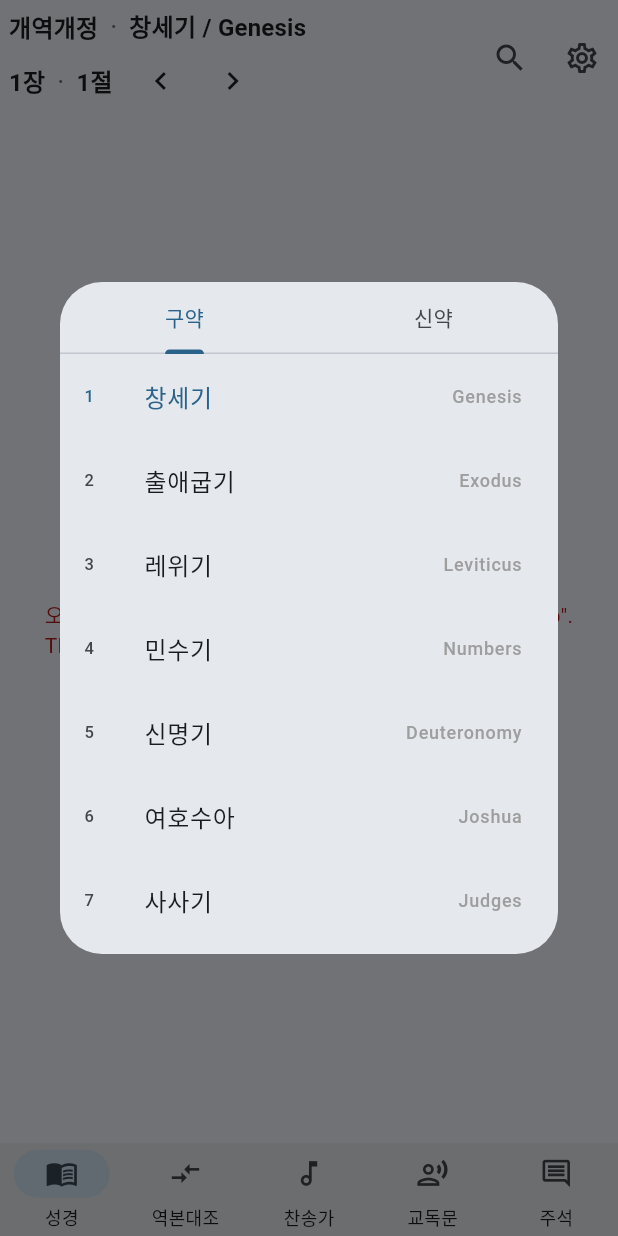
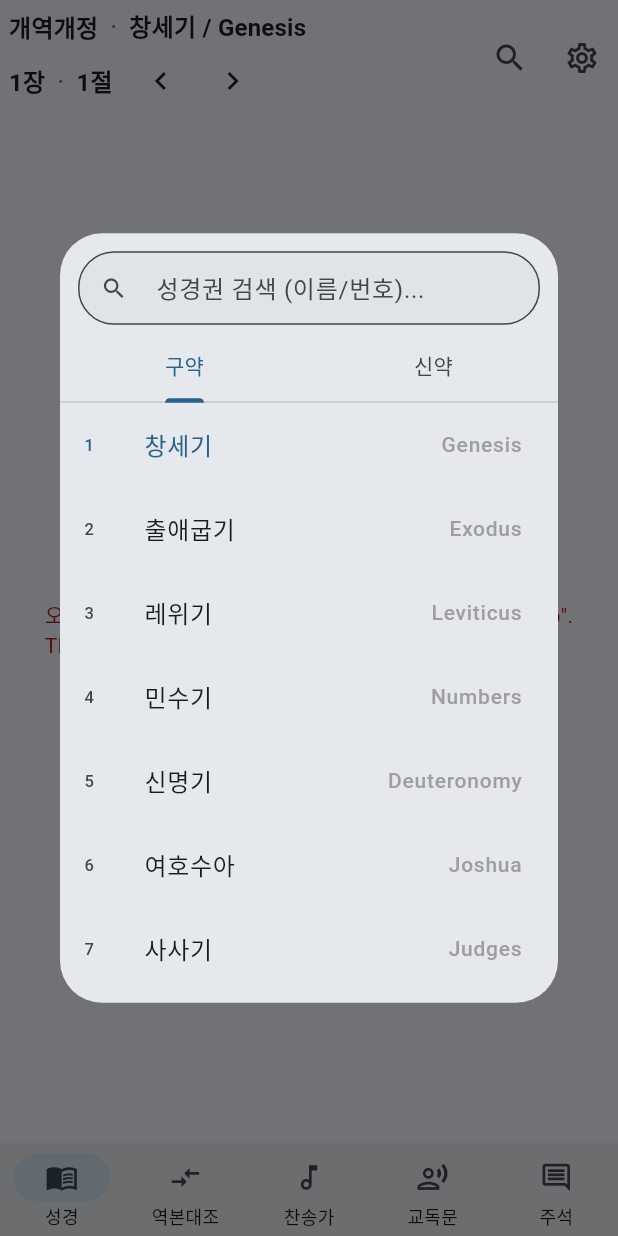
Before and after one commit to jy4713/Kimi_Bible, a Flutter app: the screen it shows after launch, after a tap on an icon or button, on a phone screen of 412 x 824 dp. Run offline on Flutter 3.47's test engine with Material 3 defaults, Android fonts, the light colour scheme and no system bars; our stand-ins replace file_picker, shared_preferences, sqflite, sqflite_common_ffi, sqflite_common_ffi_web, wakelock_plus; accounts and stored records are empty.

Commit message:
20261028.v1~v4: 권 선택 검색, 하단 메뉴 라벨 고정, 언어 표시, 역본대조 타이틀 2줄
- 20261028.v1: 권 선택 팝업 상단에 검색창 추가 (한/영 이름·번호, 검색 시 구약/신약 전체에서 필터)
- 20261028.v2: 하단 탭 라벨을 고정 12pt로 변경 (메뉴 글자 크기 영향 제거, 영어 줄바꿈 방지)
- 20261028.v3: 언어 선택 항목을 각 언어로 고정 표시 (한국어/English), 전체 문구 검수, 권 선택 팝업 영어 권명 12->14
- 20261028.v4: 역본대조 타이틀을 성경 화면과 동일하게 한/영 권명 + (공간 부족 시) 장/절 두 줄 레이아웃으로 재구성

```diff
--- a/apk_build_counter.txt
+++ b/apk_build_counter.txt
@@ -1 +1 @@
-{"date": "20261027", "count": 4}
+{"date": "20261028", "count": 4}
--- a/bible_app/lib/constants/app_strings.dart
+++ b/bible_app/lib/constants/app_strings.dart
@@ -37,6 +37,8 @@ class AppStrings {
   String get bibleSearch => isKorean ? '성경 검색' : 'Bible search';
   String get searchHint =>
       isKorean ? '단어 또는 구절 검색...' : 'Search a word or phrase...';
+  String get bookSearchHint =>
+      isKorean ? '성경권 검색 (이름/번호)...' : 'Search books (name/number)...';
   String get translation => isKorean ? '번역' : 'Translation';
   String get enterSearchQuery =>
       isKorean ? '검색어를 입력하세요' : 'Enter a search term';
@@ -52,9 +54,8 @@ class AppStrings {
       isKorean ? '좌우 / 상하 전환' : 'Toggle side-by-side / top-bottom';
   String get sideBySide => isKorean ? '좌우' : 'Side by side';
   String get topBottom => isKorean ? '상하' : 'Top / bottom';
-  String get singleSelectionHint => isKorean
-      ? '읽을 성경 역본을 하나 선택하세요.'
-      : 'Choose the translation to read.';
+  String get singleSelectionHint =>
+      isKorean ? '읽을 성경 역본을 하나 선택하세요.' : 'Choose the translation to read.';
   String get compareSelectionHint => isKorean
       ? '대조할 역본을 여러 개 선택하세요. 최대 4개까지 선택할 수 있습니다.'
       : 'Pick several translations to compare. Up to four.';
@@ -98,9 +99,8 @@ class AppStrings {
       isKorean ? '악보 이미지를 불러올 수 없습니다' : 'Unable to load sheet music';
   String get addHymnFile =>
       isKorean ? '찬송가 파일 추가 (.hdb)' : 'Add hymnal file (.hdb)';
-  String get addReadingFile => isKorean
-      ? '교독문 파일 추가 (.hdb)'
-      : 'Add responsive reading file (.hdb)';
+  String get addReadingFile =>
+      isKorean ? '교독문 파일 추가 (.hdb)' : 'Add responsive reading file (.hdb)';
   String get cmpCopied => isKorean
       ? '동일한 이름의 .cmp 악보 파일도 추가되었습니다.'
       : 'The matching .cmp sheet-music file was also added.';
@@ -127,9 +127,8 @@ class AppStrings {
   String get fontPreview => isKorean
       ? '태초에 하나님이 천지를 창조하시니라. (창 1:1)'
       : 'In the beginning God created the heaven and the earth. (Genesis 1:1)';
-  String get pressBackAgainToExit => isKorean
-      ? '뒤로가기를 한 번 더 누르면 앱이 종료됩니다'
-      : 'Press back again to exit';
+  String get pressBackAgainToExit =>
+      isKorean ? '뒤로가기를 한 번 더 누르면 앱이 종료됩니다' : 'Press back again to exit';
   String get theme => isKorean ? '테마' : 'Theme';
   String get systemTheme => isKorean ? '시스템 설정' : 'System';
   String get lightTheme => isKorean ? '밝은 테마' : 'Light';
@@ -141,15 +140,16 @@ class AppStrings {
       ? '켜두면 앱을 사용하는 동안 화면이 꺼지지 않습니다. 꺼두면 기기 설정 시간에 따라 꺼집니다.'
       : 'When on, the screen stays awake while the app is open. When off, the device screen-timeout applies.';
   String get language => isKorean ? '언어' : 'Language';
-  String get koreanLanguage => isKorean ? '한국어' : 'Korean';
-  String get englishLanguage => isKorean ? '영어' : 'English';
+  // Language names are always shown in their own language so speakers can
+  // recognize and pick theirs regardless of the current UI language.
+  String get koreanLanguage => '한국어';
+  String get englishLanguage => 'English';
   String get bibleTranslations => isKorean ? '성경 번역' : 'Bible translations';
   String get addBibleFile =>
       isKorean ? '성경 파일 추가 (.bdb / .sdb)' : 'Add Bible file (.bdb / .sdb)';
   String get commentarySources => isKorean ? '주석' : 'Commentaries';
   String get hymnSources => isKorean ? '찬송가' : 'Hymnals';
-  String get readingSources =>
-      isKorean ? '교독문' : 'Responsive readings';
+  String get readingSources => isKorean ? '교독문' : 'Responsive readings';
   String get builtIn => isKorean ? '기본 제공' : 'Built in';
   String deleteSourceConfirm(String name) => isKorean
       ? '$name을(를) 삭제하시겠습니까?\n앱에 복사된 데이터는 삭제되고, 원본 파일은 그대로 남습니다.'
@@ -171,8 +171,7 @@ class AppStrings {
   // Notes
   String get notes => isKorean ? '노트' : 'Notes';
   String get addNote => isKorean ? '노트 추가' : 'Add note';
-  String get noteHint =>
-      isKorean ? '노트를 입력하세요...' : 'Write your note...';
+  String get noteHint => isKorean ? '노트를 입력하세요...' : 'Write your note...';
   String get noteEdit => isKorean ? '노트 수정' : 'Edit note';
   String noteForVerses(int from, int to) => from == to
       ? (isKorean ? '$from절 노트' : 'Verse $from note')
@@ -181,22 +180,18 @@ class AppStrings {
       isKorean ? '선택한 $count절 노트' : 'Note for $count selected verses';
   String selectedVersesCount(int count) =>
       isKorean ? '$count절 선택됨' : '$count verses selected';
-  String get exportNotes =>
-      isKorean ? '노트 내보내기 (CSV)' : 'Export notes (CSV)';
+  String get exportNotes => isKorean ? '노트 내보내기 (CSV)' : 'Export notes (CSV)';
   String get chooseExportFolder =>
       isKorean ? '내보내기할 폴더 선택' : 'Choose export folder';
   String get exportNotesFailed =>
       isKorean ? '노트 내보내기에 실패했습니다.' : 'Failed to export notes.';
   String get exportNotesCancelled =>
       isKorean ? '노트 내보내기가 취소됐습니다.' : 'Export cancelled.';
-  String get importNotes =>
-      isKorean ? '노트 가져오기 (CSV)' : 'Import notes (CSV)';
-  String notesExported(String path) => isKorean
-      ? '노트를 내보냈습니다:\n$path'
-      : 'Notes exported to:\n$path';
-  String notesImported(int count) => isKorean
-      ? '$count개의 노트를 가져왔습니다.'
-      : 'Imported $count notes.';
+  String get importNotes => isKorean ? '노트 가져오기 (CSV)' : 'Import notes (CSV)';
+  String notesExported(String path) =>
+      isKorean ? '노트를 내보냈습니다:\n$path' : 'Notes exported to:\n$path';
+  String notesImported(int count) =>
+      isKorean ? '$count개의 노트를 가져왔습니다.' : 'Imported $count notes.';
   String get notesImportFailed =>
       isKorean ? '노트 가져오기에 실패했습니다.' : 'Failed to import notes.';
   String get noNotes => isKorean ? '저장된 노트가 없습니다.' : 'No notes saved yet.';
--- a/bible_app/lib/constants/build_info.dart
+++ b/bible_app/lib/constants/build_info.dart
@@ -1,3 +1,3 @@
 /// 빌드 버전 라벨 — APK 빌드 전 bump_version.py가 자동 갱신합니다.
 /// 형식: (YYYYMMDD.vN) — N은 그날 몇 번째 APK 빌드인지 (빌드할 때마다 +1)
-const String kBuildVersion = '(20261027.v4)';
+const String kBuildVersion = '(20261028.v4)';
--- a/bible_app/lib/screens/bible/_book_selector_dialog.dart
+++ b/bible_app/lib/screens/bible/_book_selector_dialog.dart
@@ -31,6 +31,8 @@ class _BookSelectorDialogState extends State<BookSelectorDialog>
     with SingleTickerProviderStateMixin {
   late TabController _tab;
   int? _selectedBook;
+  final _search = TextEditingController();
+  String _query = '';
 
   @override
   void initState() {
@@ -42,12 +44,26 @@ class _BookSelectorDialogState extends State<BookSelectorDialog>
 
   @override
   void dispose() {
+    _search.dispose();
     _tab.dispose();
     super.dispose();
   }
 
   List<BookInfo> get otBooks => bibleBooks.where((b) => b.isOT).toList();
   List<BookInfo> get ntBooks => bibleBooks.where((b) => !b.isOT).toList();
+
+  /// Books matching the search box: Korean/English name or book number.
+  /// While a query is active the OT/NT tabs are replaced by this list.
+  List<BookInfo> get filteredBooks {
+    final q = _query.trim().toLowerCase();
+    if (q.isEmpty) return const [];
+    return bibleBooks
+        .where((b) =>
+            b.korean.contains(q) ||
+            b.english.toLowerCase().contains(q) ||
+            b.number.toString() == q)
+        .toList();
+  }
 
   Widget _bookList(List<BookInfo> books) {
     return ListView.builder(
@@ -60,7 +76,7 @@ class _BookSelectorDialogState extends State<BookSelectorDialog>
           leading: Text('${b.number}'),
           title: Text(b.korean),
           trailing: Text(b.english,
-              style: const TextStyle(fontSize: 12, color: Colors.grey)),
+              style: const TextStyle(fontSize: 14, color: Colors.grey)),
           onTap: () => _showChapters(b),
         );
       },
@@ -77,12 +93,11 @@ class _BookSelectorDialogState extends State<BookSelectorDialog>
 
     // Optional verse-picking step.
     if (widget.verseCountProvider != null) {
-      final verseCount =
-          await widget.verseCountProvider!(book.number, chapter);
+      final verseCount = await widget.verseCountProvider!(book.number, chapter);
       if (!mounted) return;
       if (verseCount != null && verseCount > 0) {
-        final isCurrentLoc =
-            book.number == widget.currentBook && chapter == widget.currentChapter;
+        final isCurrentLoc = book.number == widget.currentBook &&
+            chapter == widget.currentChapter;
         final verse = await showDialog<int>(
           context: context,
           builder: (_) => VerseSelectorDialog(
@@ -106,11 +121,38 @@ class _BookSelectorDialogState extends State<BookSelectorDialog>
   @override
   Widget build(BuildContext context) {
     final strings = AppStrings(context.watch<SettingsProvider>().appLanguage);
+    final results = filteredBooks;
     return Dialog(
       clipBehavior: Clip.antiAlias,
       child: Column(
         mainAxisSize: MainAxisSize.min,
         children: [
+          // Search box: filters books by name/number across both testaments.
+          Padding(
+            padding: const EdgeInsets.fromLTRB(12, 12, 12, 4),
+            child: TextField(
+              controller: _search,
+              decoration: InputDecoration(
+                hintText: strings.bookSearchHint,
+                prefixIcon: const Icon(Icons.search),
+                suffixIcon: _query.isEmpty
+                    ? null
+                    : IconButton(
+                        icon: const Icon(Icons.clear),
+                        onPressed: () {
+                          _search.clear();
+                          setState(() => _query = '');
+                        },
+                      ),
+                isDense: true,
+                border:
+                    OutlineInputBorder(borderRadius: BorderRadius.circular(24)),
+                filled: true,
+              ),
+              onChanged: (v) => setState(() => _query = v),
+            ),
+          ),
+          if (_query.trim().isEmpty) ...[
             TabBar(
               controller: _tab,
               tabs: [
@@ -124,6 +166,13 @@ class _BookSelectorDialogState extends State<BookSelectorDialog>
                 controller: _tab,
                 children: [_bookList(otBooks), _bookList(ntBooks)],
               ),
+            ),
+          ] else
+            SizedBox(
+              height: 400,
+              child: results.isEmpty
+                  ? Center(child: Text(strings.noResults))
+                  : _bookList(results),
             ),
         ],
       ),
@@ -144,8 +193,7 @@ Future<Map<String, int>?> showChapterVersePicker(
 }) async {
   final chapter = await showDialog<int>(
     context: context,
-    builder: (_) =>
-        _ChapterDialog(book: book, currentChapter: currentChapter),
+    builder: (_) => _ChapterDialog(book: book, currentChapter: currentChapter),
   );
   if (chapter == null || !context.mounted) return null;
 
@@ -169,7 +217,8 @@ Future<Map<String, int>?> showChapterVersePicker(
 }
 
 /// Grid dialog for picking a verse within the current chapter.
-class VerseSelectorDialog extends StatelessWidget {  final int verseCount;
+class VerseSelectorDialog extends StatelessWidget {
+  final int verseCount;
   final int currentVerse;
 
   const VerseSelectorDialog({
--- a/bible_app/lib/screens/bible/compare_screen.dart
+++ b/bible_app/lib/screens/bible/compare_screen.dart
@@ -60,8 +60,8 @@ class CompareScreenState extends State<CompareScreen> {
       if (!mounted || _pendingVerse != v) return;
       final estH = (cmp.axis == Axis.horizontal ? 110.0 : 150.0);
       if (_scroll.hasClients) {
-        final target = ((v - 1) * estH)
-            .clamp(0.0, _scroll.position.maxScrollExtent);
+        final target =
+            ((v - 1) * estH).clamp(0.0, _scroll.position.maxScrollExtent);
         _scroll.jumpTo(target);
       }
       await Future<void>.delayed(const Duration(milliseconds: 80));
@@ -104,8 +104,7 @@ class CompareScreenState extends State<CompareScreen> {
     final signature = settings.enabledBibles.map((s) => s.id).join('|');
     if (signature != _sourceSignature) {
       _sourceSignature = signature;
-      WidgetsBinding.instance
-          .addPostFrameCallback((_) => _syncSources());
+      WidgetsBinding.instance.addPostFrameCallback((_) => _syncSources());
     }
   }
 
@@ -259,79 +258,112 @@ class CompareScreenState extends State<CompareScreen> {
 
     final selectedSources = <SourceInfo>[
       for (final id in cmp.selectedIds)
-        if (sources.any((s) => s.id == id)) sources.firstWhere((s) => s.id == id),
+        if (sources.any((s) => s.id == id))
+          sources.firstWhere((s) => s.id == id),
     ];
 
-    return Scaffold(
-      appBar: AppBar(
-        titleSpacing: 4,
-        title: Row(
-          mainAxisSize: MainAxisSize.min,
-          children: [
-            // Book: book -> chapter -> verse selection flow.
-            Flexible(
-              child: TextButton(
-                onPressed:
-                    sources.isEmpty ? null : () => _selectBook(cmp, sources),
+    // Title pieces: the book name is ALWAYS shown Korean / English, like
+    // the reader header; chapter / verse go on a second line when the
+    // single line would not fit (same behaviour as the Bible screen).
+    final bookKE = '${bookInfo.korean} / ${bookInfo.english}';
+    final chLabel = strings.chapterLabel(cmp.chapter);
+    final vLabel = strings.verseLabel(_pendingVerse ?? 1);
+    final titleStyle = Theme.of(context)
+        .textTheme
+        .titleMedium
+        ?.copyWith(fontWeight: FontWeight.bold);
+    double measure(String s) {
+      final tp = TextPainter(
+        text: TextSpan(text: s, style: titleStyle),
+        maxLines: 1,
+        textDirection: TextDirection.ltr,
+      )..layout();
+      return tp.width;
+    }
+
+    const buttonPad = 12.0; // horizontal padding per TextButton (6×2)
+    const extraW = buttonPad * 3 + 96; // paddings + chevrons
+    final contentsW = measure(bookKE) + measure(chLabel) + measure(vLabel);
+    // Three action icons (layout, translations, settings) on the right.
+    final availW = MediaQuery.of(context).size.width - 156;
+    final oneLine = contentsW + extraW <= availW;
+    final scaler = MediaQuery.textScalerOf(context);
+    final lineH = scaler.scale(titleStyle?.fontSize ?? 16) * 1.35;
+    final toolbarHeight = oneLine ? null : (lineH * 2 + 34).clamp(64.0, 170.0);
+
+    final bookBtn = TextButton(
+      onPressed: sources.isEmpty ? null : () => _selectBook(cmp, sources),
       style: TextButton.styleFrom(
           padding: const EdgeInsets.symmetric(horizontal: 6),
           minimumSize: Size.zero,
           tapTargetSize: MaterialTapTargetSize.shrinkWrap),
       child: Text(
-                  strings.bookLabel(
-                      korean: bookInfo.korean, english: bookInfo.english),
+        bookKE,
+        maxLines: 1,
         overflow: TextOverflow.ellipsis,
-                  style: Theme.of(context)
-                      .textTheme
-                      .titleMedium
-                      ?.copyWith(fontWeight: FontWeight.bold),
+        style: titleStyle,
       ),
-              ),
-            ),
-            // Chapter: chapter -> verse selection flow.
-            TextButton(
-              onPressed:
-                  sources.isEmpty ? null : () => _selectChapter(cmp, sources),
+    );
+    final chBtn = TextButton(
+      onPressed: sources.isEmpty ? null : () => _selectChapter(cmp, sources),
       style: TextButton.styleFrom(
           padding: const EdgeInsets.symmetric(horizontal: 6),
           minimumSize: Size.zero,
           tapTargetSize: MaterialTapTargetSize.shrinkWrap),
-              child: Text(
-                strings.chapterLabel(cmp.chapter),
-                style: Theme.of(context)
-                    .textTheme
-                    .titleMedium
-                    ?.copyWith(fontWeight: FontWeight.bold),
-              ),
-            ),
-            // Verse: verse-only selection (scrolls within the chapter).
-            TextButton(
-              onPressed: sources.isEmpty
-                  ? null
-                  : () => _selectVerseOnly(cmp, sources),
+      child: Text(chLabel, style: titleStyle),
+    );
+    final vBtn = TextButton(
+      onPressed: sources.isEmpty ? null : () => _selectVerseOnly(cmp, sources),
       style: TextButton.styleFrom(
           padding: const EdgeInsets.symmetric(horizontal: 6),
           minimumSize: Size.zero,
           tapTargetSize: MaterialTapTargetSize.shrinkWrap),
-              child: Text(
-                strings.verseLabel(_pendingVerse ?? 1),
-                style: Theme.of(context)
-                    .textTheme
-                    .titleMedium
-                    ?.copyWith(fontWeight: FontWeight.bold),
-              ),
-            ),
-            IconButton(
+      child: Text(vLabel, style: titleStyle),
+    );
+    final prevBtn = IconButton(
       icon: const Icon(Icons.chevron_left),
       tooltip: strings.previousChapter,
       onPressed: () => _prevChapter(cmp, sources),
-            ),
-            IconButton(
+    );
+    final nextBtn = IconButton(
       icon: const Icon(Icons.chevron_right),
       tooltip: strings.nextChapter,
       onPressed: () => _nextChapter(cmp, sources),
+    );
+
+    return Scaffold(
+      appBar: AppBar(
+        titleSpacing: 4,
+        toolbarHeight: toolbarHeight,
+        title: oneLine
+            ? Row(
+                mainAxisSize: MainAxisSize.min,
+                children: [
+                  Flexible(child: bookBtn),
+                  chBtn,
+                  vBtn,
+                  prevBtn,
+                  nextBtn,
+                ],
+              )
+            : Padding(
+                // Nudge the two-line title down so the first line is not
+                // clipped by the status bar / app bar edge.
+                padding: const EdgeInsets.only(top: 8, bottom: 2),
+                child: Column(
+                  mainAxisSize: MainAxisSize.min,
+                  crossAxisAlignment: CrossAxisAlignment.start,
+                  children: [
+                    Row(
+                      mainAxisSize: MainAxisSize.min,
+                      children: [Flexible(child: bookBtn)],
+                    ),
+                    Row(
+                      mainAxisSize: MainAxisSize.min,
+                      children: [chBtn, vBtn, prevBtn, nextBtn],
                     ),
                   ],
+                ),
               ),
         actions: [
           // Layout toggle: side-by-side <-> stacked-per-verse
@@ -340,9 +372,8 @@ class CompareScreenState extends State<CompareScreen> {
                 ? Icons.view_column_outlined
                 : Icons.view_agenda_outlined),
             tooltip: strings.layoutTooltip,
-            onPressed: () => cmp.setAxis(cmp.axis == Axis.horizontal
-                ? Axis.vertical
-                : Axis.horizontal),
+            onPressed: () => cmp.setAxis(
+                cmp.axis == Axis.horizontal ? Axis.vertical : Axis.horizontal),
           ),
           // Translation multi-select
           IconButton(
@@ -486,8 +517,7 @@ class _CompareVerseList extends StatelessWidget {
     );
   }
 
-  Widget _translationText(
-      BuildContext context, int index, String? text,
+  Widget _translationText(BuildContext context, int index, String? text,
       {bool left = false, bool top = false}) {
     final color = _tints[index % _tints.length];
     final label = sources[index].name;
--- a/bible_app/lib/screens/home_screen.dart
+++ b/bible_app/lib/screens/home_screen.dart
@@ -110,8 +110,11 @@ class _HomeScreenState extends State<HomeScreen> {
         ),
         bottomNavigationBar: NavigationBar(
           height: 62,
+          // Fixed label size on purpose: it must not follow the menu-font %
+          // setting, or long English labels ("Commentary", ...) wrap and
+          // break the button layout when the menu font is enlarged.
           labelTextStyle: WidgetStateProperty.all(
-            TextStyle(fontSize: 12 * settings.uiScale),
+            const TextStyle(fontSize: 12, height: 1.0),
           ),
           selectedIndex: _index,
           onDestinationSelected: (i) {
```
Lines whose indentation alone changed are shown as unchanged.
